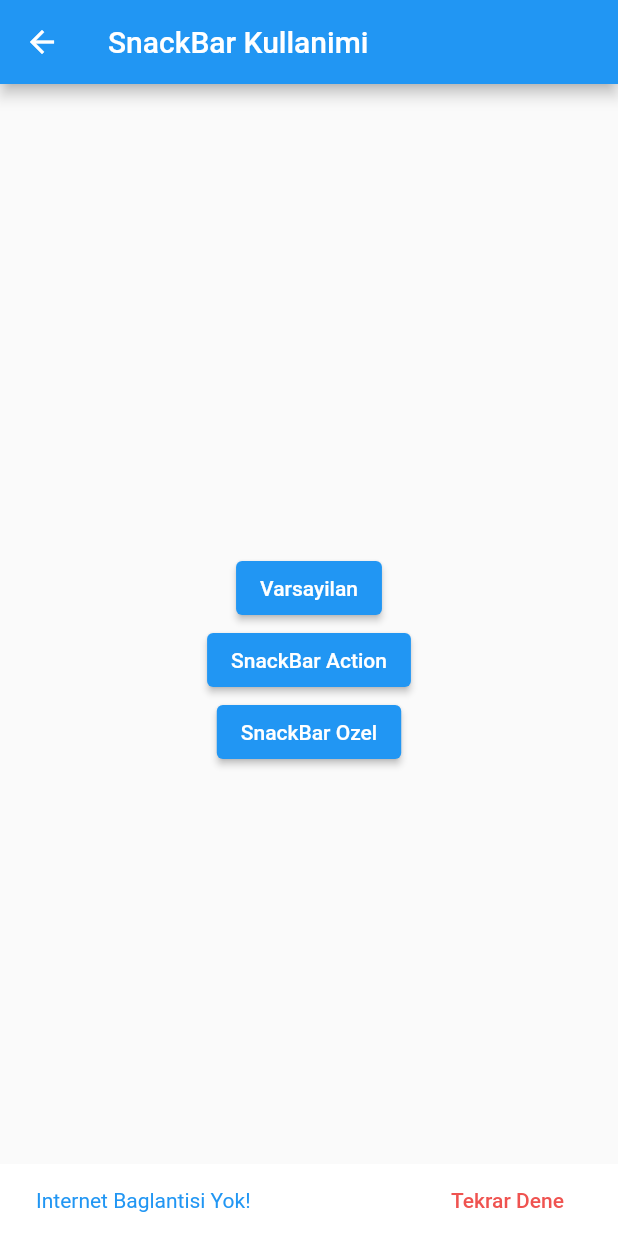
After one commit to tahaturan/flutter_basis_widget_2, a Flutter app: the SnackBarKullanimi screen opened directly, after a tap on "SnackBar Ozel", on a phone screen of 412 x 824 dp. The commit adds this screen. Run offline on Flutter 3.47's test engine with Material 2 defaults, Android fonts, the phone set to English and light mode, and no system bars.

Commit message:
SnackBar Kullanimi

```diff
--- a/lib/views/my_home_page.dart
+++ b/lib/views/my_home_page.dart
@@ -4,6 +4,7 @@ import 'package:flutter_basis_widget_2/views/dropdown_button_kullanimi.dart';
 import 'package:flutter_basis_widget_2/views/progressbar_kullanimi.dart';
 import 'package:flutter_basis_widget_2/views/radiobutton_kullanimi.dart';
 import 'package:flutter_basis_widget_2/views/slider_kullanimi.dart';
+import 'package:flutter_basis_widget_2/views/snackbar_kullanimi.dart';
 import 'package:flutter_basis_widget_2/views/time_and_date_picker.dart';
 import 'package:flutter_basis_widget_2/views/toggle_buttons_kullanimi.dart';
 import 'package:flutter_basis_widget_2/widgets/sayfa_gecis_button.dart';
@@ -47,6 +48,9 @@ class _MyHomePageState extends State<MyHomePage> {
             SayfaGecisButton(
                 butonYazi: "DropDown Button",
                 gecisSayfasi: const DropDownButtonKullanimi()),
+            SayfaGecisButton(
+                butonYazi: "SnackBar Kullanimi",
+                gecisSayfasi: const SnackBarKullanimi()),
           ],
         ),
       ),
--- /dev/null
+++ b/lib/views/snackbar_kullanimi.dart
@@ -0,0 +1,83 @@
+import 'package:flutter/material.dart';
+
+class SnackBarKullanimi extends StatefulWidget {
+  const SnackBarKullanimi({Key? key}) : super(key: key);
+
+  @override
+  State<SnackBarKullanimi> createState() => _SnackBarKullanimiState();
+}
+
+class _SnackBarKullanimiState extends State<SnackBarKullanimi> {
+  @override
+  Widget build(BuildContext context) {
+    return Scaffold(
+      appBar: AppBar(
+        title: const Text("SnackBar Kullanimi"),
+      ),
+      body: Center(
+        child: Column(
+          mainAxisAlignment: MainAxisAlignment.center,
+          children: [
+            ElevatedButton(
+              onPressed: () {
+                ScaffoldMessenger.of(context).showSnackBar(
+                  const SnackBar(
+                    content: Text("Merhaba"),
+                  ),
+                );
+              },
+              child: const Text(
+                "Varsayilan",
+              ),
+            ),
+            ElevatedButton(
+              onPressed: () {
+                ScaffoldMessenger.of(context).showSnackBar(
+                  SnackBar(
+                    content: const Text("Silmek Istiyor musunuz ?"),
+                    action: SnackBarAction(
+                        label: "Evet",
+                        onPressed: () {
+                          ScaffoldMessenger.of(context).showSnackBar(
+                            const SnackBar(
+                              content: Text("Silme islemi basarili"),
+                            ),
+                          );
+                        }),
+                  ),
+                );
+              },
+              child: const Text(
+                "SnackBar Action",
+              ),
+            ),
+            ElevatedButton(
+              onPressed: () {
+                ScaffoldMessenger.of(context).showSnackBar(
+                  SnackBar(
+                    content: const Text(
+                      "Internet Baglantisi Yok!",
+                      style: TextStyle(
+                        color: Colors.blue,
+                      ),
+                    ),
+                    backgroundColor: Colors.white,
+                    duration: const Duration(seconds: 3),
+                    action: SnackBarAction(
+                      label: "Tekrar Dene",
+                      textColor: Colors.red[400],
+                      onPressed: () {},
+                    ),
+                  ),
+                );
+              },
+              child: const Text(
+                "SnackBar Ozel",
+              ),
+            ),
+          ],
+        ),
+      ),
+    );
+  }
+}
```
Also changed, not shown: assets/images/snackbar.gif (added), 1 other file.
